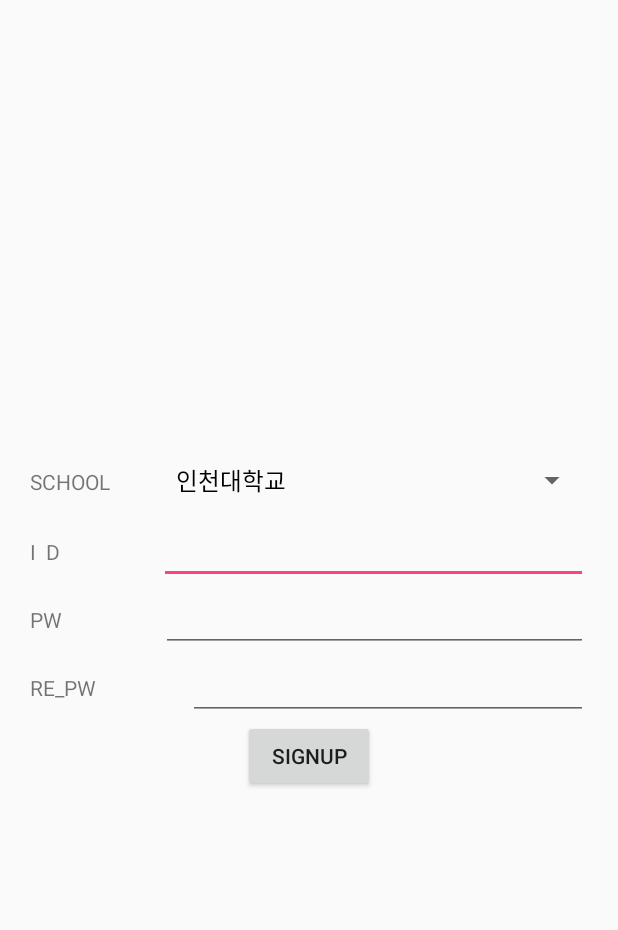
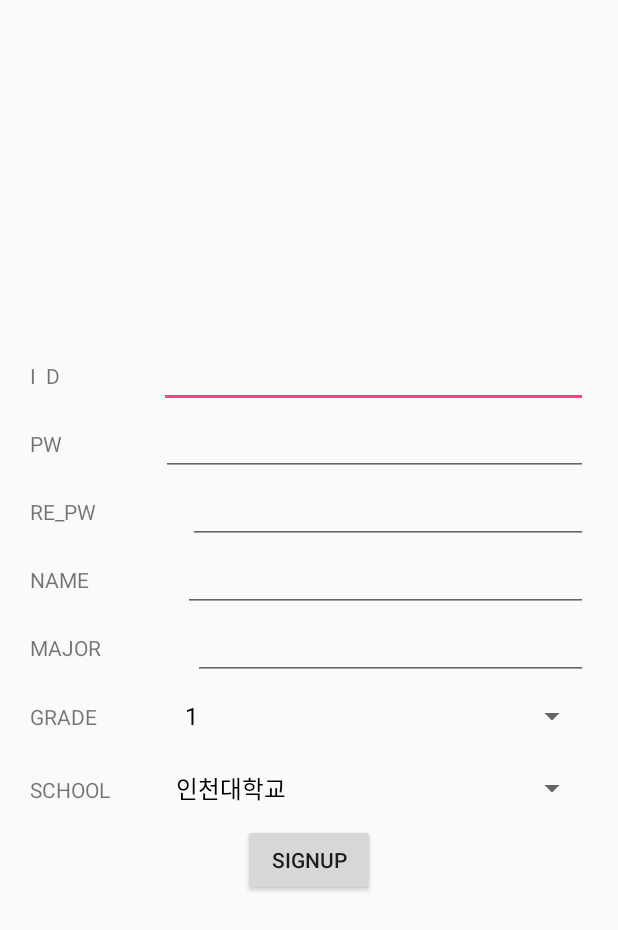
Before and after one commit to TeamKong/NFC_CHECK, an Android app: the SignupActivity screen opened directly, with no data from a screen before it, on a phone screen of 412 x 824 dp. Shown: the top 930 px of the screen. Run offline under Robolectric (Android 15) with nearby library versions, the phone set to English and light mode, and no system bars; 1 statement that could not run was skipped.

Commit message:
Success Join function
* Completed implementation of membership through mysql and node.js

```diff
--- a/app/src/main/java/io/kong/incheon/nfc_check/activity/SignupActivity.java
+++ b/app/src/main/java/io/kong/incheon/nfc_check/activity/SignupActivity.java
@@ -1,37 +1,138 @@
 package io.kong.incheon.nfc_check.activity;
 
+import android.content.Intent;
 import android.os.Bundle;
 import android.support.v7.app.AppCompatActivity;
 import android.view.View;
 import android.widget.AdapterView;
 import android.widget.ArrayAdapter;
+import android.widget.Button;
+import android.widget.EditText;
 import android.widget.Spinner;
 import android.widget.Toast;
 
 import io.kong.incheon.nfc_check.R;
+import io.kong.incheon.nfc_check.item.JoinItem;
+import io.kong.incheon.nfc_check.service.RetrofitService;
+import okhttp3.ResponseBody;
+import retrofit2.Call;
+import retrofit2.Callback;
+import retrofit2.Response;
+import retrofit2.Retrofit;
+import retrofit2.converter.gson.GsonConverterFactory;
 
 public class SignupActivity extends AppCompatActivity {
 
-    Spinner spinner;
-    ArrayAdapter sAdapter;
+    static final String TAG_URL = "http://13.209.75.255:3000";
+
+    JoinItem joinItem;
+
+    Spinner sUniversity;
+    Spinner sGrade;
+    Button btnSummit;
+    EditText edID;
+    EditText edPW;
+    EditText edName;
+    EditText edMajor;
+
+    ArrayAdapter saUniversity;
+    ArrayAdapter saGrade;
+
+    Retrofit retrofit;
+
+    String user_id;
+    String user_pw;
+    String user_name;
+    String user_university;
+    String user_major;
+    String user_grade;
+
 
     @Override
     protected void onCreate(Bundle savedInstanceState) {
-
         super.onCreate(savedInstanceState);
         setContentView(R.layout.activity_signup);
 
-        spinner = (Spinner) findViewById(R.id.box_school);
-        sAdapter = ArrayAdapter.createFromResource(this, R.array.question, android.R.layout.simple_spinner_dropdown_item);
-        spinner.setAdapter(sAdapter);
-        spinner.setOnItemSelectedListener(new AdapterView.OnItemSelectedListener() {
+        init();
 
+        saUniversity = ArrayAdapter.createFromResource(this, R.array.question, android.R.layout.simple_spinner_dropdown_item);
+        sUniversity.setAdapter(saUniversity);
+
+        saGrade = ArrayAdapter.createFromResource(this,R.array.grade, android.R.layout.simple_spinner_dropdown_item);
+        sGrade.setAdapter(saGrade);
+
+        sUniversity.setOnItemSelectedListener(new AdapterView.OnItemSelectedListener() {
             public void onItemSelected(AdapterView<?>  parent, View view, int position, long id) {
-//                Toast.makeText(getApplicationContext(), sAdapter.getItem(position), Toast.LENGTH_SHORT).show();
+                user_university = saUniversity.getItem(position).toString();
             }
             public void onNothingSelected(AdapterView<?>  parent) {
             }
         });
 
+        sGrade.setOnItemSelectedListener(new AdapterView.OnItemSelectedListener() {
+            @Override
+            public void onItemSelected(AdapterView<?> adapterView, View view, int position, long id) {
+                user_grade = saGrade.getItem(position).toString();
+            }
+
+            @Override
+            public void onNothingSelected(AdapterView<?> adapterView) {
+
+            }
+        });
+
+        btnSummit.setOnClickListener(new View.OnClickListener() {
+            @Override
+            public void onClick(View view) {
+                insertUser();
+            }
+        });
+    }
+
+    private void init() {
+
+        retrofit = new Retrofit.Builder()
+                .baseUrl(TAG_URL)
+                .addConverterFactory(GsonConverterFactory.create())
+                .build();
+
+        joinItem = new JoinItem();
+
+        btnSummit = (Button) findViewById(R.id.btnSummit);
+        edID = (EditText) findViewById(R.id.edID);
+        edPW = (EditText) findViewById(R.id.edPW);
+        edName = (EditText) findViewById(R.id.edName);
+        edMajor = (EditText) findViewById(R.id.edMajor);
+        sUniversity = (Spinner) findViewById(R.id.box_school);
+        sGrade = (Spinner) findViewById(R.id.spiner_Grade);
+
+    }
+
+    private void insertUser() {
+
+        user_id = edID.getText().toString();
+        user_pw = edPW.getText().toString();
+        user_name = edName.getText().toString();
+        user_major = edMajor.getText().toString();
+
+        RetrofitService service = retrofit.create(RetrofitService.class);
+        Call<ResponseBody> call = service.join(user_id, user_pw, user_university, user_name, user_major, user_grade);
+
+        call.enqueue(new Callback<ResponseBody>() {
+            @Override
+            public void onResponse(Call<ResponseBody> call, Response<ResponseBody> response) {
+                if(response.isSuccessful()) {
+                    Toast.makeText(SignupActivity.this, user_id + "님 회원가입이 완료되었습니다.", Toast.LENGTH_SHORT).show();
+                    Intent intent = new Intent(SignupActivity.this, FirstMenuActivity.class);
+                    startActivity(intent);
+                    finish();
+                }
+            }
+
+            @Override
+            public void onFailure(Call<ResponseBody> call, Throwable t) {
+                Toast.makeText(SignupActivity.this, "서버 통신에 실패했습니다", Toast.LENGTH_SHORT).show();
+            }
+        });
     }
 }
--- a/app/src/main/java/io/kong/incheon/nfc_check/service/RetrofitService.java
+++ b/app/src/main/java/io/kong/incheon/nfc_check/service/RetrofitService.java
@@ -6,6 +6,7 @@ import io.kong.incheon.nfc_check.item.UserItem;
 import okhttp3.ResponseBody;
 import retrofit2.Call;
 import retrofit2.http.GET;
+import retrofit2.http.POST;
 import retrofit2.http.Path;
 import retrofit2.http.Query;
 
@@ -16,4 +17,7 @@ public interface RetrofitService {
     @GET("user_table")
     Call<List<UserItem>> login(@Query("user_id") String user_id, @Query("user_pw") String user_pw);
 
+    @POST("join")
+    Call<ResponseBody> join(@Query("user_id") String user_id, @Query("user_pw") String user_pw, @Query("user_university") String user_university,
+                            @Query("user_name") String user_name, @Query("user_major") String user_major, @Query("user_grade") String user_grade);
 }
--- a/app/src/main/res/layout/activity_signup.xml
+++ b/app/src/main/res/layout/activity_signup.xml
@@ -23,35 +23,15 @@
             android:layout_width="wrap_content"
             android:layout_height="wrap_content"
             android:layout_weight="1"
-            android:text="SCHOOL" />
-
-       <Spinner
-           android:id="@+id/box_school"
-           android:layout_width="wrap_content"
-           android:layout_height="wrap_content"
-           android:layout_weight="4"
-           >
-
-
-       </Spinner>
-
-    </LinearLayout>
-
-    <LinearLayout
-        android:layout_width="match_parent"
-        android:layout_height="wrap_content"
-        android:orientation="horizontal">
-
-        <TextView
-            android:layout_width="wrap_content"
-            android:layout_height="wrap_content"
-            android:layout_weight="1"
             android:text="I  D" />
 
         <EditText
+            android:id="@+id/edID"
             android:layout_width="wrap_content"
             android:layout_height="wrap_content"
-            android:layout_weight="4" />
+            android:layout_weight="4"
+            android:inputType="number"/>
+
     </LinearLayout>
 
     <LinearLayout
@@ -66,9 +46,11 @@
             android:text="PW" />
 
         <EditText
+            android:id="@+id/edPW"
             android:layout_width="wrap_content"
             android:layout_height="wrap_content"
-            android:layout_weight="4" />
+            android:layout_weight="4"
+            android:inputType="textPassword"/>
 
 
     </LinearLayout>
@@ -87,6 +69,85 @@
         <EditText
             android:layout_width="wrap_content"
             android:layout_height="wrap_content"
+            android:layout_weight="4"
+            android:inputType="textPassword"/>
+
+    </LinearLayout>
+
+    <LinearLayout
+        android:layout_width="match_parent"
+        android:layout_height="wrap_content"
+        android:orientation="horizontal">
+
+        <TextView
+            android:layout_width="wrap_content"
+            android:layout_height="wrap_content"
+            android:layout_weight="1"
+            android:text="NAME"/>
+
+        <EditText
+            android:id="@+id/edName"
+            android:layout_width="wrap_content"
+            android:layout_height="wrap_content"
+            android:layout_weight="4"
+            android:inputType="text"/>
+
+    </LinearLayout>
+
+    <LinearLayout
+        android:layout_width="match_parent"
+        android:layout_height="wrap_content"
+        android:orientation="horizontal">
+
+        <TextView
+            android:layout_width="wrap_content"
+            android:layout_height="wrap_content"
+            android:layout_weight="1"
+            android:text="MAJOR"/>
+
+        <EditText
+            android:id="@+id/edMajor"
+            android:layout_width="wrap_content"
+            android:layout_height="wrap_content"
+            android:layout_weight="4"
+            android:inputType="text"/>
+
+    </LinearLayout>
+
+    <LinearLayout
+        android:layout_width="match_parent"
+        android:layout_height="wrap_content"
+        android:orientation="horizontal">
+
+        <TextView
+            android:layout_width="wrap_content"
+            android:layout_height="wrap_content"
+            android:layout_weight="1"
+            android:text="GRADE"/>
+
+        <Spinner
+            android:id="@+id/spiner_Grade"
+            android:layout_width="wrap_content"
+            android:layout_height="wrap_content"
+            android:layout_weight="4"/>
+    </LinearLayout>
+
+
+    <LinearLayout
+        android:layout_width="match_parent"
+        android:layout_height="wrap_content"
+        android:orientation="horizontal">
+
+        <TextView
+            android:layout_width="wrap_content"
+            android:layout_height="wrap_content"
+            android:layout_weight="1"
+            android:text="SCHOOL" />
+
+        <Spinner
+            android:id="@+id/box_school"
+            android:layout_width="wrap_content"
+            android:layout_height="wrap_content"
             android:layout_weight="4" />
 
     </LinearLayout>
@@ -98,6 +159,7 @@
         android:orientation="vertical">
 
         <Button
+            android:id="@+id/btnSummit"
             android:layout_width="wrap_content"
             android:layout_height="wrap_content"
             android:layout_gravity="center_horizontal"
--- a/app/src/main/res/values/array.xml
+++ b/app/src/main/res/values/array.xml
@@ -9,4 +9,11 @@
         <item>학생</item>
         <item>교직원</item>
     </string-array>
+
+    <string-array name="grade">
+        <item>1</item>
+        <item>2</item>
+        <item>3</item>
+        <item>4</item>
+    </string-array>
 </resources>
```
